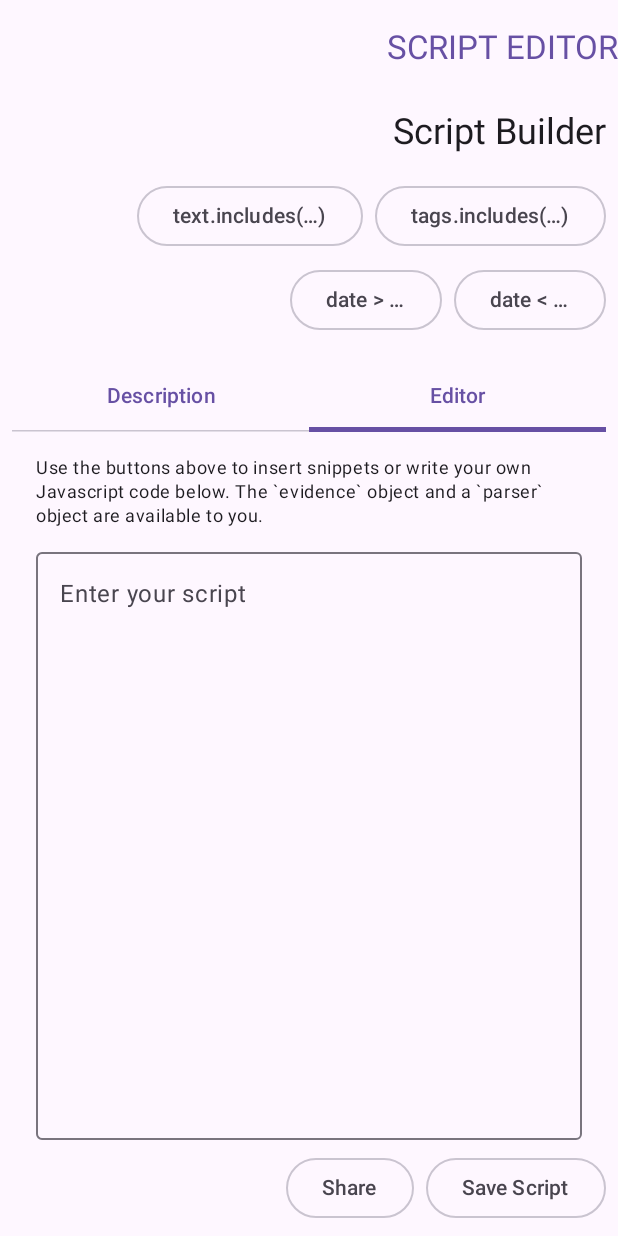
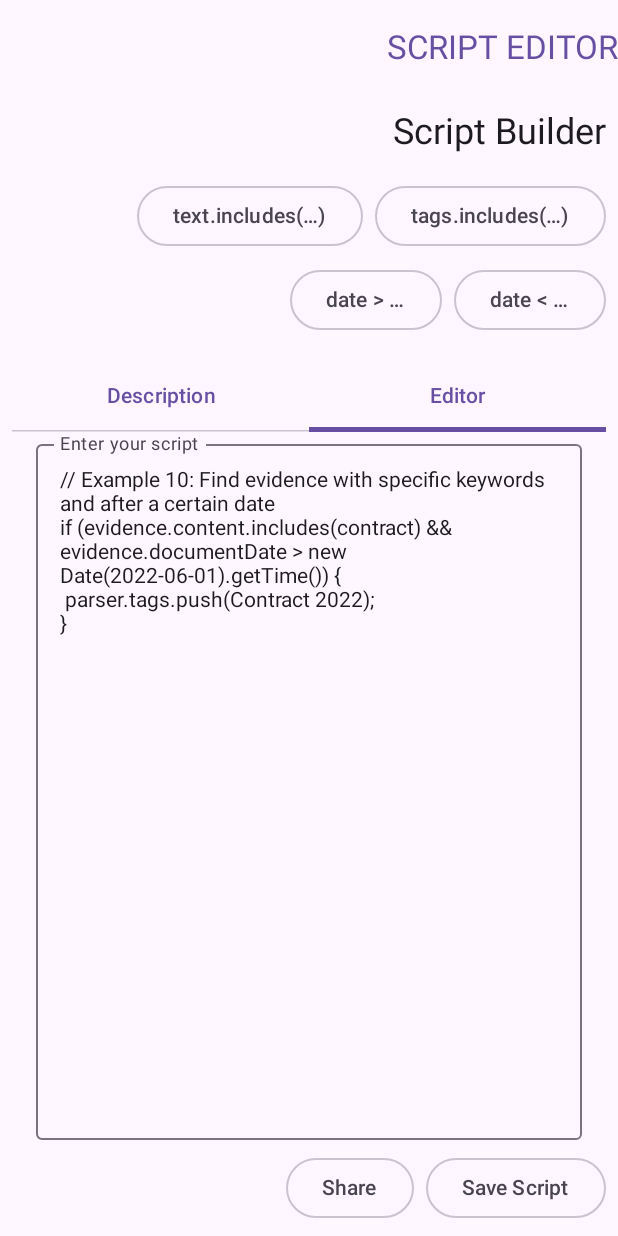
Before and after one commit to HereLiesAz/TheLexorcist, an Android app built with Jetpack Compose: the composable ScriptEditorScreen shown on its own in the app's theme, tab 2 chosen, on a phone screen of 412 x 824 dp. Run offline under Robolectric (Android 15) with nearby library versions, the phone set to English and light mode, and no system bars; our stand-ins replace Dagger/Hilt's generated code, Material 3 Expressive styles (plain Material 3 is drawn); 1 statement that could not run was skipped.

Commit message:
feat: Implement template import and enhance script editor
This commit introduces two main features:
1.  Template Import: Users can now import templates from a JSON file on the "Templates" screen. This is handled by a new "Import Template" button which uses the system's file picker. The imported template is then saved to a shared Google Sheet.
2.  Script Editor Enhancements:
    -   The "Description" tab in the script editor now provides a detailed explanation of the scripting functionality.
    -   The script editor now displays a random example script on launch to help users get started.

```diff
--- a/app/src/main/java/com/hereliesaz/lexorcist/ui/EvidenceScreen.kt
+++ b/app/src/main/java/com/hereliesaz/lexorcist/ui/EvidenceScreen.kt
@@ -35,7 +35,7 @@ import androidx.compose.ui.Modifier
 import androidx.compose.ui.res.stringResource
 import androidx.compose.ui.text.style.TextAlign
 import androidx.compose.ui.unit.dp
-import androidx.hilt.lifecycle.viewmodel.compose.hiltViewModel // Corrected import
+import androidx.hilt.navigation.compose.hiltViewModel // Corrected import
 import androidx.navigation.NavController
 import com.hereliesaz.lexorcist.R
 import com.hereliesaz.lexorcist.viewmodel.CaseViewModel
@@ -45,8 +45,8 @@ import java.util.Locale
 @OptIn(ExperimentalMaterial3Api::class)
 @Composable
 fun EvidenceScreen(
-    evidenceViewModel: EvidenceViewModel = hiltViewModel(),
-    caseViewModel: CaseViewModel = hiltViewModel(),
+    evidenceViewModel: EvidenceViewModel,
+    caseViewModel: CaseViewModel,
     navController: NavController,
 ) {
     var showAddTextEvidence by remember { mutableStateOf(false) }
--- a/app/src/main/java/com/hereliesaz/lexorcist/ui/ExtrasScreen.kt
+++ b/app/src/main/java/com/hereliesaz/lexorcist/ui/ExtrasScreen.kt
@@ -34,7 +34,7 @@ import androidx.compose.ui.graphics.Color
 import androidx.compose.ui.res.stringResource
 import androidx.compose.ui.text.style.TextAlign
 import androidx.compose.ui.unit.dp
-import androidx.hilt.lifecycle.viewmodel.compose.hiltViewModel
+import androidx.hilt.navigation.compose.hiltViewModel
 import com.hereliesaz.lexorcist.R
 import com.hereliesaz.lexorcist.viewmodel.AddonsBrowserViewModel
 import java.util.Locale
@@ -42,7 +42,7 @@ import java.util.Locale
 @OptIn(ExperimentalMaterial3Api::class)
 @Composable
 fun ExtrasScreen(
-    viewModel: AddonsBrowserViewModel = hiltViewModel(),
+    viewModel: AddonsBrowserViewModel,
     onShare: () -> Unit,
 ) {
     val scripts by viewModel.scripts.collectAsState()
--- a/app/src/main/java/com/hereliesaz/lexorcist/ui/MasterAllegationsScreen.kt
+++ b/app/src/main/java/com/hereliesaz/lexorcist/ui/MasterAllegationsScreen.kt
@@ -29,7 +29,7 @@ import androidx.compose.ui.Modifier
 import androidx.compose.ui.res.stringResource
 import androidx.compose.ui.text.style.TextAlign
 import androidx.compose.ui.unit.dp
-import androidx.hilt.lifecycle.viewmodel.compose.hiltViewModel // Corrected import
+import androidx.hilt.navigation.compose.hiltViewModel // Corrected import
 import com.hereliesaz.lexorcist.R
 import com.hereliesaz.lexorcist.data.MasterAllegation
 import com.hereliesaz.lexorcist.viewmodel.MasterAllegationsViewModel
--- a/app/src/main/java/com/hereliesaz/lexorcist/ui/ScriptEditorScreen.kt
+++ b/app/src/main/java/com/hereliesaz/lexorcist/ui/ScriptEditorScreen.kt
@@ -150,27 +150,21 @@ fun ScriptEditorScreen(viewModel: ScriptEditorViewModel) {
                                 .fillMaxSize()
                                 .padding(16.dp)
                                 .verticalScroll(rememberScrollState()),
-                            horizontalAlignment = Alignment.CenterHorizontally,
-                            verticalArrangement = Arrangement.Center,
+                            horizontalAlignment = Alignment.Start,
+                            verticalArrangement = Arrangement.Top,
                         ) {
                             Text(
-                                text = stringResource(R.string.script_description_placeholder),
+                                text = stringResource(R.string.script_editor_explanation),
                                 style = MaterialTheme.typography.bodyLarge,
                             )
                         }
                     }
                     1 -> { // Editor Tab
                         Column(modifier = Modifier.fillMaxSize()) {
-                            Text(
-                                text = stringResource(R.string.script_editor_instructions),
-                                style = MaterialTheme.typography.bodySmall,
-                                modifier = Modifier.padding(top = 16.dp, bottom = 8.dp, start = 16.dp, end = 16.dp),
-                            )
                             OutlinedTextField(
                                 value = scriptText,
                                 onValueChange = { viewModel.onScriptTextChanged(it) },
                                 label = { Text(stringResource(R.string.enter_your_script)) },
-                                placeholder = { Text(stringResource(R.string.script_editor_placeholder)) },
                                 modifier =
                                 Modifier
                                     .fillMaxWidth()
--- a/app/src/main/java/com/hereliesaz/lexorcist/viewmodel/ScriptEditorViewModel.kt
+++ b/app/src/main/java/com/hereliesaz/lexorcist/viewmodel/ScriptEditorViewModel.kt
@@ -2,7 +2,9 @@ package com.hereliesaz.lexorcist.viewmodel
 
 import androidx.lifecycle.ViewModel
 import androidx.lifecycle.viewModelScope
-import com.hereliesaz.lexorcist.common.state.SaveState // Added import
+import android.app.Application
+import com.hereliesaz.lexorcist.R
+import com.hereliesaz.lexorcist.common.state.SaveState
 import com.hereliesaz.lexorcist.data.SettingsManager
 import dagger.hilt.android.lifecycle.HiltViewModel
 import kotlinx.coroutines.flow.MutableStateFlow
@@ -16,6 +18,7 @@ class ScriptEditorViewModel
 @Inject
 constructor(
     private val settingsManager: SettingsManager,
+    private val application: Application
 ) : ViewModel() {
     private val _scriptText = MutableStateFlow("")
     val scriptText: StateFlow<String> = _scriptText.asStateFlow()
@@ -37,7 +40,13 @@ class ScriptEditorViewModel
 
     private fun loadScript() {
         viewModelScope.launch {
-                _scriptText.value = settingsManager.getScript()
+            val savedScript = settingsManager.getScript()
+            if (savedScript.isBlank()) {
+                val sampleScripts = application.resources.getStringArray(R.array.sample_scripts)
+                _scriptText.value = sampleScripts.random()
+            } else {
+                _scriptText.value = savedScript
+            }
         }
     }
 
--- a/app/src/main/res/values/strings.xml
+++ b/app/src/main/res/values/strings.xml
@@ -140,7 +140,31 @@
     <string name="script_tab_description">Description</string>
     <string name="script_tab_editor">Editor</string>
     <string name="script_description_placeholder">This script does not yet have a description. Save the script to generate one.</string>
+    <string name="script_editor_explanation">
+        Scripts in The Lexorcist are powerful tools for automating the tagging and categorization of your evidence. Written in JavaScript, they allow you to define rules that automatically apply tags based on the content, date, or existing tags of your evidence.
+
+        \n\n<b>Available Variables:</b>
+        \n- <b>evidence:</b> The evidence object being processed. It contains properties like `content`, `documentDate`, and `tags`.
+        \n- <b>parser:</b> An object with a `tags` array. You can add new tags to your evidence by pushing them to this array (e.g., `parser.tags.push("New Tag");`).
+
+        \n\n<b>Examples:</b>
+        \n- Tagging based on keywords: `if (evidence.content.includes("keyword")) { parser.tags.push("Relevant Tag"); }`
+        \n- Categorizing by date: `if (evidence.documentDate > new Date("2023-01-01").getTime()) { parser.tags.push("After 2023"); }`
+    </string>
     <string name="script_editor_instructions">Use the buttons above to insert snippets or write your own Javascript code below. The `evidence` object and a `parser` object are available to you.</string>
+
+    <string-array name="sample_scripts">
+        <item>// Example 1: Tag threats\nif (evidence.content.includes("threaten")) {\n    parser.tags.push("Threat");\n}</item>
+        <item>// Example 2: Tag financial documents\nif (evidence.content.includes("invoice") || evidence.content.includes("receipt")) {\n    parser.tags.push("Financial");\n}</item>
+        <item>// Example 3: Tag evidence from a specific person\nif (evidence.content.includes("John Doe")) {\n    parser.tags.push("From John Doe");\n}</item>
+        <item>// Example 4: Categorize old evidence\nif (evidence.documentDate &lt; new Date("2020-01-01").getTime()) {\n    parser.tags.push("Old Evidence");\n}</item>
+        <item>// Example 5: Tag evidence that is already tagged "important"\nif (evidence.tags.includes("important")) {\n    parser.tags.push("High Priority");\n}</item>
+        <item>// Example 6: Identify potential harassment\nif (evidence.content.match(/harass/i)) {\n    parser.tags.push("Harassment");\n}</item>
+        <item>// Example 7: Tag images\nif (evidence.type === "image") {\n    parser.tags.push("Image");\n}</item>
+        <item>// Example 8: Tag audio files\nif (evidence.type === "audio") {\n    parser.tags.push("Audio Recording");\n}</item>
+        <item>// Example 9: Tag evidence related to a specific project\nif (evidence.content.includes("Project X")) {\n    parser.tags.push("Project X");\n}</item>
+        <item>// Example 10: Find evidence with specific keywords and after a certain date\nif (evidence.content.includes("contract") &amp;&amp; evidence.documentDate > new Date("2022-06-01").getTime()) {\n    parser.tags.push("Contract 2022");\n}</item>
+    </string-array>
 
     <string name="share_script_title">Share Script</string>
     <string name="share_script_confirmation">Share this script with other users? Make sure it contains no private information!</string>
--- a/gradle.properties
+++ b/gradle.properties
@@ -24,3 +24,4 @@ android.enableJetifier=true
 # resources declared in the library itself and not in the library's dependencies,
 # thereby reducing the size of the R class for that library.
 android.nonTransitiveRClass=true
+org.gradle.jvmargs=-Xmx4g
```
Also changed, not shown: app/src/main/java/com/hereliesaz/lexorcist/MainScreen.kt (+8 -6 lines), app/src/main/java/com/hereliesaz/lexorcist/service/GoogleApiService.kt (+31 -3 lines), app/src/main/java/com/hereliesaz/lexorcist/ui/TemplatesScreen.kt (+40 -6 lines), 1 other file. Lines whose indentation alone changed are shown as unchanged.
